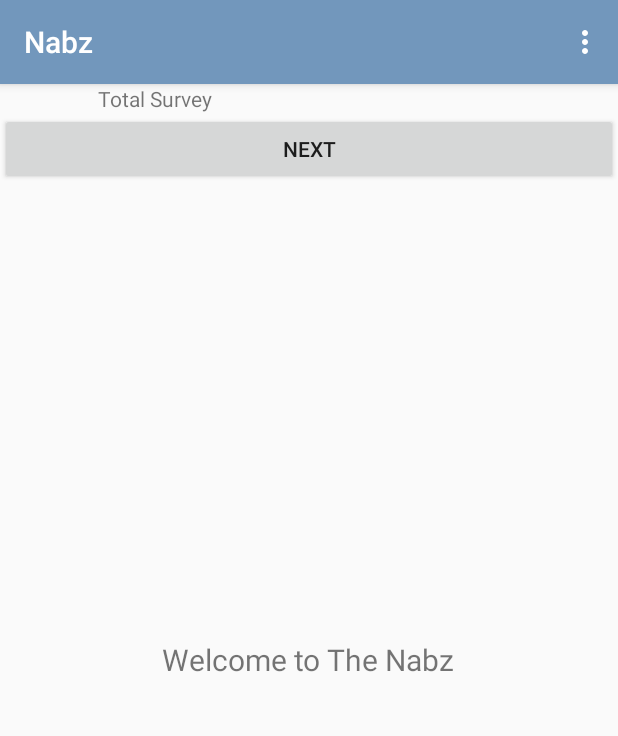
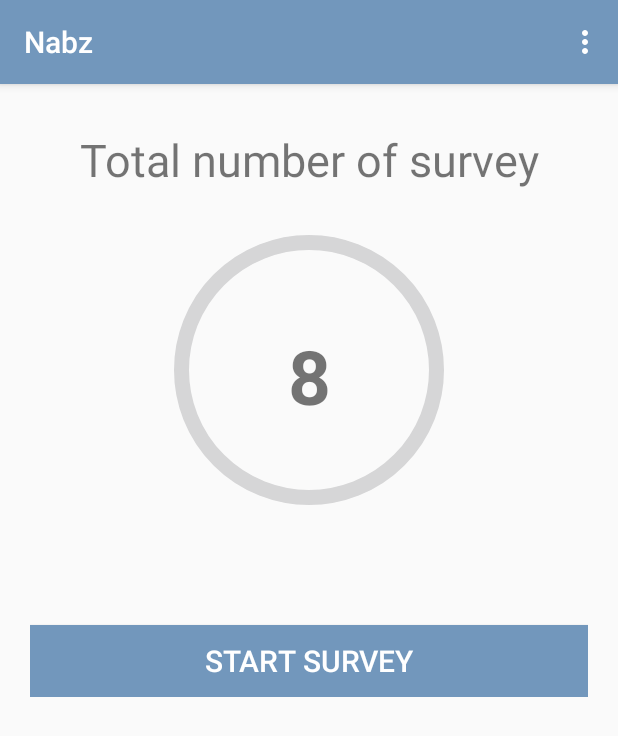
Before and after one commit to galaxyitcenter/Nafs, an Android app: the MainActivity screen opened directly, with no data from a screen before it, on a phone screen of 412 x 824 dp. Shown: the top 736 px of the screen. Run offline under Robolectric (Android 15) with nearby library versions, the phone set to English and light mode, and no system bars; our stand-ins replace Volley; libraries missing offline, so code that uses them is left out: cn.pedant; network calls fail; 6 statements that could not run were skipped.

Commit message:
Nabs Count on main page.

```diff
--- a/app/src/main/java/net/theaimtech/nafs/HomeActivity.java
+++ b/app/src/main/java/net/theaimtech/nafs/HomeActivity.java
@@ -23,8 +23,10 @@ import android.widget.Toast;
 import com.android.volley.Request;
 import com.android.volley.Response;
 import com.android.volley.VolleyError;
+import com.vijay.jsonwizard.activities.JsonFormActivity;
 
 import net.theaimtech.nafs.network.CustomRequest;
+import net.theaimtech.nafs.pojo.User;
 import net.theaimtech.nafs.utils.Preference;
 
 import java.util.HashMap;
@@ -34,6 +36,7 @@ public class HomeActivity extends AppCompatActivity {
     private WebView webview;
     private ProgressDialog diag;
     private boolean isLoadingGujarat;
+    private int REQUEST_CODE_GET_JSON = 111;
 
     @Override
     protected void onResume() {
@@ -47,6 +50,24 @@ public class HomeActivity extends AppCompatActivity {
         super.onCreate(savedInstanceState);
         setContentView(R.layout.activity_home);
         setTitle("Welcome " + AppController.loggedInUser.getUsername());
+
+        CustomRequest request = new CustomRequest(Request.Method.GET, ServerConstants.SEND_FORM, null, new Response.Listener<String>() {
+            @Override
+            public void onResponse(String response) {
+                Intent intent = new Intent(HomeActivity.this, JsonFormActivity.class);
+                intent.putExtra("json", response);
+                startActivityForResult(intent, REQUEST_CODE_GET_JSON);
+                Log.d(" DATA_SERVER",response);
+            }
+
+        }, new Response.ErrorListener() {
+            @Override
+            public void onErrorResponse(VolleyError error) {
+
+            }
+        }, this, "Fetching  survey...");
+        AppController.getInstance().addToRequestQueue(request);
+
         webview = (WebView) findViewById(R.id.wvMain);
         bopen = (Button) findViewById(R.id.btnShowQ);
         bopen.setOnClickListener(new View.OnClickListener() {
--- a/app/src/main/java/net/theaimtech/nafs/MainActivity.java
+++ b/app/src/main/java/net/theaimtech/nafs/MainActivity.java
@@ -27,31 +27,57 @@ import java.util.HashMap;
 public class MainActivity extends AppCompatActivity {
 
     private static final String TAG = "MainActivity";
-    private int REQUEST_CODE_GET_JSON = 111;
     TextView counter;
     Button next;
+    private int REQUEST_CODE_GET_JSON = 111;
 
     @Override
     protected void onCreate(Bundle savedInstanceState) {
         super.onCreate(savedInstanceState);
         setContentView(R.layout.activity_main);
-        next= (Button) findViewById(R.id.btnNext);
+        next = (Button) findViewById(R.id.btnstartaurvey);
         next.setOnClickListener(new View.OnClickListener() {
             @Override
-            public void onClick(View v)
-            {
+            public void onClick(View v) {
                 showQuestion();
             }
         });
-        counter= (TextView) findViewById(R.id.tvCounter);
+        counter = (TextView) findViewById(R.id.tvCounter);
         counter.setText(AppController.loggedInUser.getNoOfSurvay());
+
+        HashMap<String, String> map = new HashMap<>();
+        map.put("id", AppController.loggedInUser.getId());
+
+        CustomRequest request = new CustomRequest(Request.Method.POST, ServerConstants.FETCH_STATUS, map, new Response.Listener<String>() {
+            @Override
+            public void onResponse(String response) {
+                try {
+                    JSONObject object = new JSONObject(response);
+                    counter.setText(object.getString("userSurvey"));
+                } catch (JSONException e) {
+                    e.printStackTrace();
+                }
+            }
+
+        }, new Response.ErrorListener() {
+            @Override
+            public void onErrorResponse(VolleyError error) {
+
+            }
+        }, this, "Loading...");
+        AppController.getInstance().addToRequestQueue(request);
+
+    }
+
+
+    public void showQuestion() {
         CustomRequest request = new CustomRequest(Request.Method.GET, ServerConstants.SEND_FORM, null, new Response.Listener<String>() {
             @Override
             public void onResponse(String response) {
                 Intent intent = new Intent(MainActivity.this, JsonFormActivity.class);
                 intent.putExtra("json", response);
                 startActivityForResult(intent, REQUEST_CODE_GET_JSON);
-                Log.d(" DATA_SERVER",response);
+                Log.d(" DATA_SERVER", response);
             }
 
         }, new Response.ErrorListener() {
@@ -62,34 +88,17 @@ public class MainActivity extends AppCompatActivity {
         }, this, "Fetching  survey...");
         AppController.getInstance().addToRequestQueue(request);
     }
-    public void showQuestion()
-    {
-        CustomRequest request = new CustomRequest(Request.Method.GET, ServerConstants.SEND_FORM, null, new Response.Listener<String>() {
-            @Override
-            public void onResponse(String response) {
-                Intent intent = new Intent(MainActivity.this, JsonFormActivity.class);
-                intent.putExtra("json", response);
-                startActivityForResult(intent, REQUEST_CODE_GET_JSON);
-                Log.d(" DATA_SERVER",response);
-            }
 
-        }, new Response.ErrorListener() {
-            @Override
-            public void onErrorResponse(VolleyError error) {
-
-            }
-        }, this, "Fetching  survey...");
-        AppController.getInstance().addToRequestQueue(request);
-    }
     @Override
     public boolean onOptionsItemSelected(MenuItem item) {
-        if(item.getItemId()==R.id.action_logout) {
+        if (item.getItemId() == R.id.action_logout) {
             Preference.getInstance().clear(this);
-            startActivity(new Intent(MainActivity.this,LoginActivity.class));
+            startActivity(new Intent(MainActivity.this, LoginActivity.class));
 
         }
-       return true;
+        return true;
     }
+
     @Override
     public boolean onCreateOptionsMenu(Menu menu) {
         // Inflate the menu; this adds items to the action bar if it is present.
@@ -100,23 +109,21 @@ public class MainActivity extends AppCompatActivity {
     @Override
     protected void onActivityResult(int requestCode, int resultCode, Intent data) {
         if (requestCode == REQUEST_CODE_GET_JSON && resultCode == RESULT_OK) {
-            Log.d(TAG+"DATA COMING", data.getStringExtra("json"));
-            HashMap<String,String> parmas= new HashMap<>();
-            parmas.put("data",data.getStringExtra("json"));
-            parmas.put("userid",AppController.loggedInUser.getId());
+            Log.d(TAG + "DATA COMING", data.getStringExtra("json"));
+            HashMap<String, String> parmas = new HashMap<>();
+            parmas.put("data", data.getStringExtra("json"));
+            parmas.put("userid", AppController.loggedInUser.getId());
             CustomRequest request = new CustomRequest(Request.Method.POST, ServerConstants.SUBMIT_SURVEY, parmas, new Response.Listener<String>() {
                 @Override
                 public void onResponse(String response) {
-                    Log.d(" DATA_SERVER",response);
-                   try
-                   {
-                       JSONObject obj = new JSONObject(response);
-                       counter.setText(obj.getString("userSurvey"));
-                       AppController.loggedInUser.setNoOfSurvay(obj.getString("userSurvey"));
-                   }catch (JSONException e)
-                   {
-                       Toast.makeText(MainActivity.this,e.getMessage(),Toast.LENGTH_SHORT).show();
-                   }
+                    Log.d(" DATA_SERVER", response);
+                    try {
+                        JSONObject obj = new JSONObject(response);
+                        counter.setText(obj.getString("userSurvey"));
+                        AppController.loggedInUser.setNoOfSurvay(obj.getString("userSurvey"));
+                    } catch (JSONException e) {
+                        Toast.makeText(MainActivity.this, e.getMessage(), Toast.LENGTH_SHORT).show();
+                    }
                 }
 
             }, new Response.ErrorListener() {
@@ -130,4 +137,23 @@ public class MainActivity extends AppCompatActivity {
         super.onActivityResult(requestCode, resultCode, data);
     }
 
+    public void startSurvery(View view) {
+        CustomRequest request = new CustomRequest(Request.Method.GET, ServerConstants.SEND_FORM, null, new Response.Listener<String>() {
+            @Override
+            public void onResponse(String response) {
+                Intent intent = new Intent(MainActivity.this, JsonFormActivity.class);
+                intent.putExtra("json", response);
+                startActivityForResult(intent, REQUEST_CODE_GET_JSON);
+                Log.d(" DATA_SERVER", response);
+            }
+
+        }, new Response.ErrorListener() {
+            @Override
+            public void onErrorResponse(VolleyError error) {
+
+            }
+        }, this, "Fetching  survey...");
+        AppController.getInstance().addToRequestQueue(request);
+
+    }
 }
--- a/app/src/main/java/net/theaimtech/nafs/ServerConstants.java
+++ b/app/src/main/java/net/theaimtech/nafs/ServerConstants.java
@@ -7,6 +7,7 @@ package net.theaimtech.nafs;
 public class ServerConstants
 {
     public static final String LOGIN="http://api.hamariawaz.co.in/webservices1/index.php/app/login";
+    public static final String FETCH_STATUS="http://api.hamariawaz.co.in/webservices1/index.php/app/countSurvey";
     public static final String SEND_FORM="http://api.hamariawaz.co.in/webservices1/index.php/app/sendForm";
     public static final String SUBMIT_SURVEY="http://api.hamariawaz.co.in/webservices1/index.php/app/submitSurvey";
     public static final String VOTER_ID="http://api.hamariawaz.co.in/voter_id.php";
--- /dev/null
+++ b/app/src/main/res/drawable/shapes.xml
@@ -0,0 +1,13 @@
+<?xml version="1.0" encoding="utf-8"?>
+<shape
+    xmlns:android="http://schemas.android.com/apk/res/android"
+    android:shape="oval">
+
+    <stroke
+        android:width="10dp"
+        android:color="@color/shape">
+
+    </stroke>
+
+
+</shape>
--- a/app/src/main/res/layout/activity_main.xml
+++ b/app/src/main/res/layout/activity_main.xml
@@ -6,44 +6,57 @@
     android:layout_height="match_parent"
     tools:context="net.theaimtech.nafs.MainActivity">
 
-    <TextView
-        android:id="@+id/tvwelcome"
-        android:layout_width="wrap_content"
-        android:layout_height="wrap_content"
-        android:layout_centerHorizontal="true"
-        android:layout_centerVertical="true"
-        android:text="Welcome to The Nabz"
-        android:textSize="@dimen/value_20sp"
-        />
     <LinearLayout
         android:layout_width="match_parent"
         android:layout_height="wrap_content"
-        android:orientation="horizontal"
-        android:weightSum="2"
-        android:id="@+id/layCounter">
+        android:orientation="vertical"
+        android:weightSum="2">
         <TextView
-            android:layout_below="@+id/tvwelcome"
-            android:id="@+id/tvTitleCounter"
-            android:layout_width="0dp"
-            android:layout_weight="1"
-            android:text="Total Survey"
-            android:gravity="center"
-            android:layout_height="wrap_content" />
-        <TextView
-            android:layout_below="@+id/tvwelcome"
-            android:id="@+id/tvCounter"
+            android:layout_width="match_parent"
             android:layout_height="wrap_content"
-            android:layout_width="0dp"
-            android:gravity="center"
-            android:layout_weight="1" />
+            android:text="Total number of survey"
+            android:textSize="30sp"
+            android:textAlignment="center"
+            android:layout_marginTop="@dimen/value_30dp"/>
 
+        <RelativeLayout
+            android:layout_gravity="center"
+            android:layout_width="180dp"
+            android:layout_height="180dp"
+            android:background="@drawable/shapes"
+            android:layout_marginTop="@dimen/value_30dp"
+            android:layout_weight="1.96">
+
+            <TextView
+                android:layout_width="match_parent"
+                android:layout_height="wrap_content"
+                android:layout_marginTop="60dp"
+                android:layout_marginBottom="60dp"
+                android:text="8"
+                android:textAlignment="center"
+                android:textSize="50sp"
+                android:textStyle="bold"
+                android:id="@+id/tvCounter"/>
+
+
+        </RelativeLayout>
+        <LinearLayout
+            android:layout_width="match_parent"
+            android:layout_height="match_parent"
+            android:padding="@dimen/value_20sp">
+        <Button
+            android:onClick="startSurvery"
+            android:id="@+id/btnstartaurvey"
+            android:layout_width="match_parent"
+            android:layout_height="match_parent"
+            android:layout_gravity="bottom"
+            android:text="Start Survey"
+            android:textSize="@dimen/value_20sp"
+            android:layout_marginTop="60dp"
+            android:background="@color/colorPrimary"
+            android:textColor="@color/white" />
+        </LinearLayout>
     </LinearLayout>
 
-    <Button
-        android:layout_below="@+id/layCounter"
-       android:layout_width="match_parent"
-        android:layout_height="wrap_content"
-        android:id="@+id/btnNext"
-        android:text="Next"/>
 
 </RelativeLayout>
```
